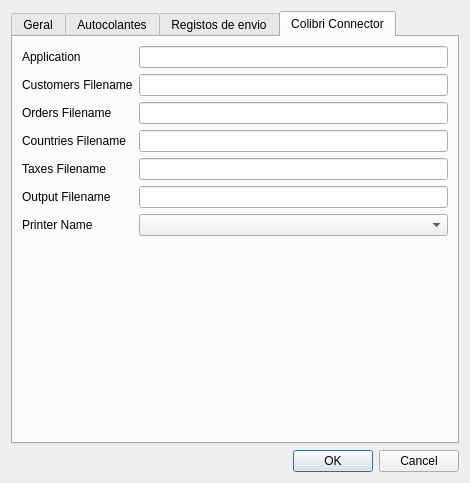
The window that prestashopApp/dialogsettings.ui (PTDreamer/prestaColiConnector) describes before a commit, drawn with Qt 5.
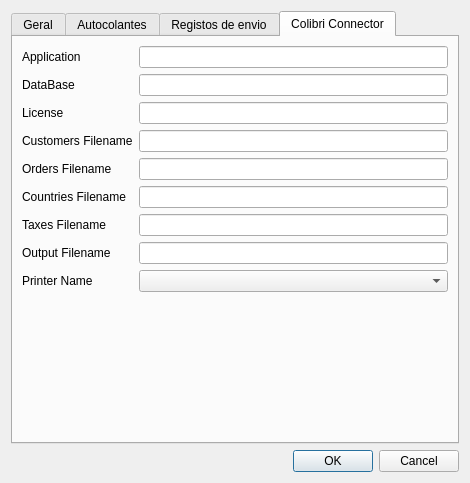
The same window after the commit. The open tabs and pages were chosen to show the change.

Patch:
```diff
--- a/prestashopApp/dialogsettings.ui
+++ b/prestashopApp/dialogsettings.ui
@@ -377,66 +377,86 @@
          <item row="0" column="1">
           <widget class="QLineEdit" name="coliPath"/>
          </item>
-         <item row="1" column="0">
+         <item row="3" column="0">
           <widget class="QLabel" name="label_4">
            <property name="text">
             <string>Customers Filename</string>
            </property>
           </widget>
          </item>
-         <item row="1" column="1">
+         <item row="3" column="1">
           <widget class="QLineEdit" name="coliCustomersFile"/>
          </item>
-         <item row="2" column="0">
+         <item row="4" column="0">
           <widget class="QLabel" name="label_15">
            <property name="text">
             <string>Orders Filename</string>
            </property>
           </widget>
          </item>
-         <item row="2" column="1">
+         <item row="4" column="1">
           <widget class="QLineEdit" name="coliOrdersFile"/>
          </item>
-         <item row="3" column="0">
+         <item row="5" column="0">
           <widget class="QLabel" name="label_19">
            <property name="text">
             <string>Countries Filename</string>
            </property>
           </widget>
          </item>
-         <item row="3" column="1">
+         <item row="5" column="1">
           <widget class="QLineEdit" name="countriesFilename"/>
          </item>
-         <item row="4" column="1">
+         <item row="6" column="1">
           <widget class="QLineEdit" name="taxesFilename"/>
          </item>
-         <item row="5" column="0">
+         <item row="7" column="0">
           <widget class="QLabel" name="label_17">
            <property name="text">
             <string>Output Filename</string>
            </property>
           </widget>
          </item>
-         <item row="5" column="1">
+         <item row="7" column="1">
           <widget class="QLineEdit" name="coliOutputFile"/>
          </item>
-         <item row="6" column="0">
+         <item row="8" column="0">
           <widget class="QLabel" name="label_18">
            <property name="text">
             <string>Printer Name</string>
            </property>
           </widget>
          </item>
-         <item row="6" column="1">
+         <item row="8" column="1">
           <widget class="QComboBox" name="coliPrinter"/>
          </item>
-         <item row="4" column="0">
+         <item row="6" column="0">
           <widget class="QLabel" name="label_20">
            <property name="text">
             <string>Taxes Filename</string>
            </property>
           </widget>
          </item>
+         <item row="1" column="0">
+          <widget class="QLabel" name="label_22">
+           <property name="text">
+            <string>DataBase</string>
+           </property>
+          </widget>
+         </item>
+         <item row="2" column="0">
+          <widget class="QLabel" name="label_23">
+           <property name="text">
+            <string>License</string>
+           </property>
+          </widget>
+         </item>
+         <item row="1" column="1">
+          <widget class="QLineEdit" name="coliDB"/>
+         </item>
+         <item row="2" column="1">
+          <widget class="QLineEdit" name="coliLicense"/>
+         </item>
         </layout>
        </item>
       </layout>
```
Left out of the diff: 2 changed lines with no effect on the pictures.
